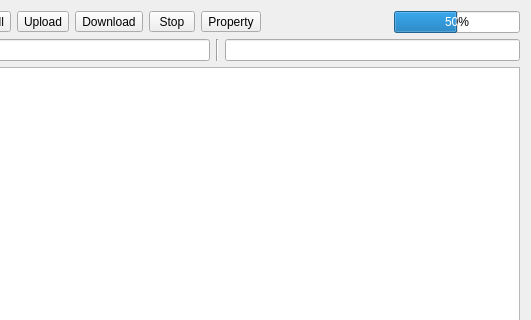
First picture: the form in src/synchronizewindow.ui, repository kitech/nullfxp, before the edit; both pictures show x 96 to 627 and y 0 to 320 of the 627 by 458 pixel window.
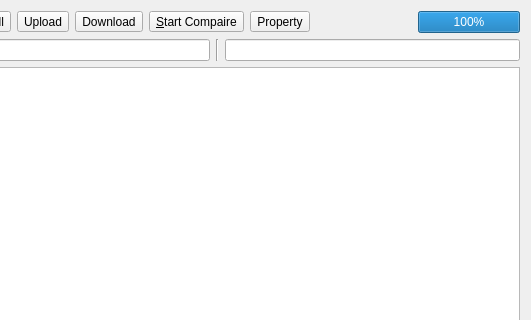
Second picture: the form after the edit.

```diff
--- a/src/synchronizewindow.ui
+++ b/src/synchronizewindow.ui
@@ -37,9 +37,9 @@
       </widget>
      </item>
      <item>
-      <widget class="QToolButton" name="toolButton_4" >
-       <property name="text" >
-        <string> Stop </string>
+      <widget class="QToolButton" name="toolButton_4">
+       <property name="text">
+        <string>&amp;Start Compaire</string>
        </property>
       </widget>
      </item>
@@ -64,9 +64,9 @@
       </spacer>
      </item>
      <item>
-      <widget class="QProgressBar" name="progressBar" >
-       <property name="value" >
-        <number>50</number>
+      <widget class="QProgressBar" name="progressBar">
+       <property name="value">
+        <number>100</number>
        </property>
       </widget>
      </item>
```
Left out of the diff: 60 changed lines with no effect on the pictures.
